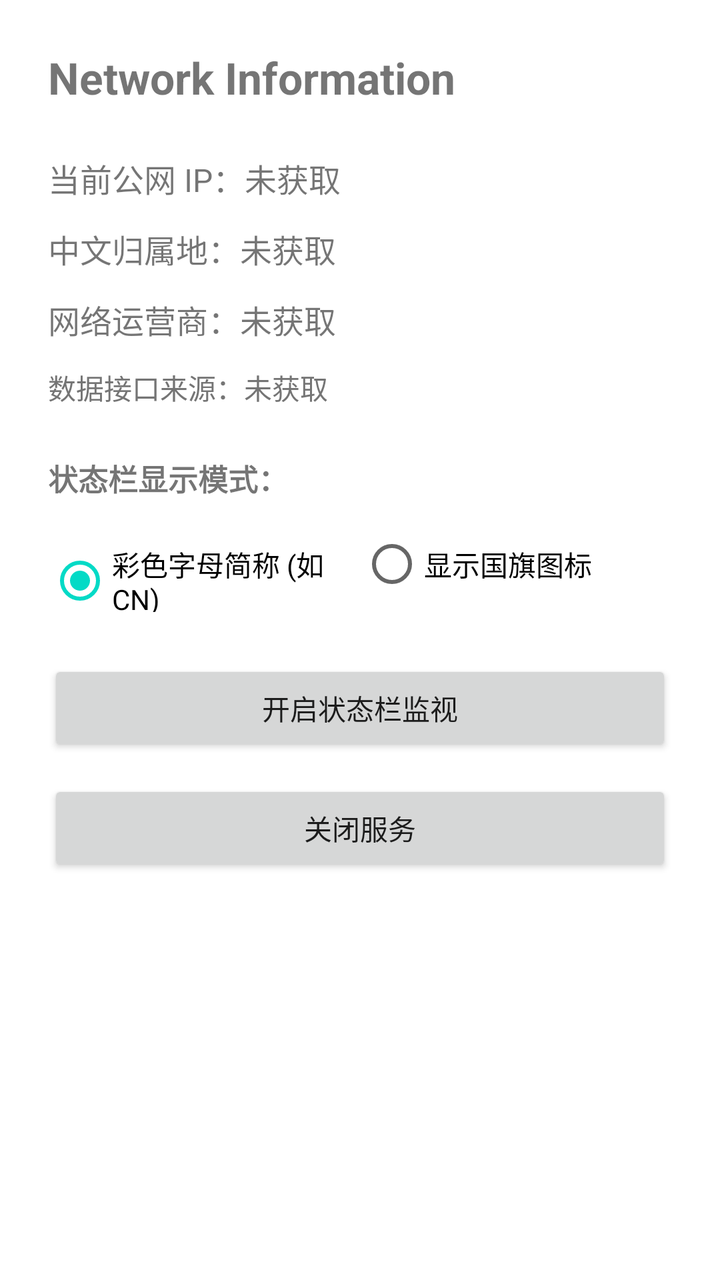
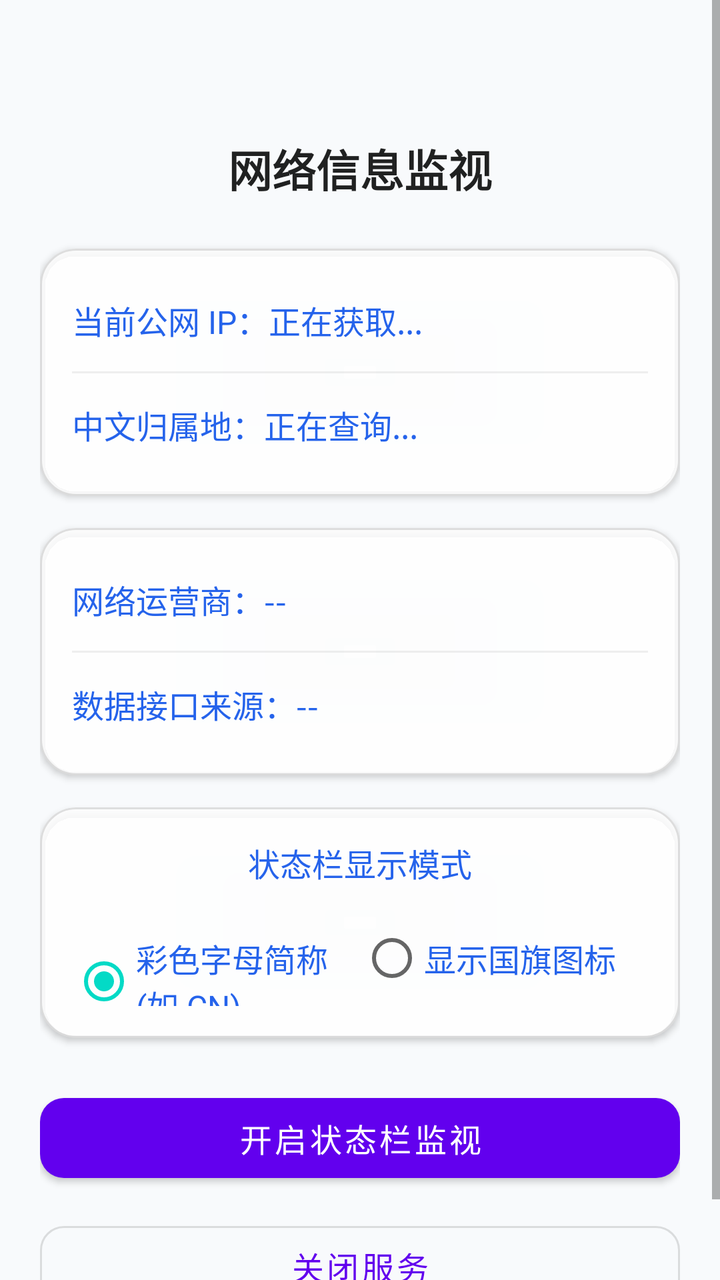

Two renders of the same Android screen: before a commit and after it. Below are the layout's source before the change and the commit's diff.
<!-- AndroidManifest.xml: application theme Theme.MaterialComponents.DayNight.NoActionBar -->
<!-- res/layout/activity_main.xml -->
<?xml version="1.0" encoding="utf-8"?>
<LinearLayout xmlns:android="http://schemas.android.com/apk/res/android"
    android:layout_width="match_parent"
    android:layout_height="match_parent"
    android:orientation="vertical"
    android:padding="24dp">

    <TextView
        android:layout_width="wrap_content"
        android:layout_height="wrap_content"
        android:text="Network Information"
        android:textSize="22sp"
        android:textStyle="bold"
        android:layout_marginBottom="24dp"/>

    <TextView
        android:id="@+id/tvIp"
        android:layout_width="wrap_content"
        android:layout_height="wrap_content"
        android:text="当前公网 IP：未获取"
        android:textSize="16sp"
        android:layout_marginBottom="12dp"/>

    <TextView
        android:id="@+id/tvLocation"
        android:layout_width="wrap_content"
        android:layout_height="wrap_content"
        android:text="中文归属地：未获取"
        android:textSize="16sp"
        android:layout_marginBottom="12dp"/>

    <TextView
        android:id="@+id/tvIsp"
        android:layout_width="wrap_content"
        android:layout_height="wrap_content"
        android:text="网络运营商：未获取"
        android:textSize="16sp"
        android:layout_marginBottom="12dp"/>

    <TextView
        android:id="@+id/tvApiSource"
        android:layout_width="wrap_content"
        android:layout_height="wrap_content"
        android:text="数据接口来源：未获取"
        android:textSize="14sp"
        android:textColor="#757575"
        android:layout_marginBottom="24dp"/>

    
    <TextView
        android:layout_width="wrap_content"
        android:layout_height="wrap_content"
        android:text="状态栏显示模式："
        android:textSize="15sp"
        android:textStyle="bold"
        android:layout_marginBottom="8dp"/>

    <RadioGroup
        android:id="@+id/rgIconMode"
        android:layout_width="match_parent"
        android:layout_height="wrap_content"
        android:orientation="horizontal"
        android:layout_marginBottom="24dp">

        <RadioButton
            android:id="@+id/rbText"
            android:layout_width="0dp"
            android:layout_height="wrap_content"
            android:layout_weight="1"
            android:text="彩色字母简称 (如 CN)"
            android:checked="true"/>

        <RadioButton
            android:id="@+id/rbFlag"
            android:layout_width="0dp"
            android:layout_height="wrap_content"
            android:layout_weight="1"
            android:text="显示国旗图标"/>
    </RadioGroup>

    <Button
        android:id="@+id/btnStart"
        android:layout_width="match_parent"
        android:layout_height="wrap_content"
        android:text="开启状态栏监视" />

    <Button
        android:id="@+id/btnStop"
        android:layout_width="match_parent"
        android:layout_height="wrap_content"
        android:text="关闭服务"
        android:layout_marginTop="12dp" />

</LinearLayout>
<!-- resources referenced by this layout -->
<resources>

</resources>

<!-- the commit's change to res/layout/activity_main.xml (unified diff, before → after) -->
@@ -1,94 +1,211 @@
 <?xml version="1.0" encoding="utf-8"?>
-<LinearLayout xmlns:android="http://schemas.android.com/apk/res/android"
+<ScrollView xmlns:android="http://schemas.android.com/apk/res/android"
+    xmlns:app="http://schemas.android.com/apk/res-auto"
+    xmlns:tools="http://schemas.android.com/tools"
     android:layout_width="match_parent"
     android:layout_height="match_parent"
-    android:orientation="vertical"
-    android:padding="24dp">
-
-    <TextView
-        android:layout_width="wrap_content"
-        android:layout_height="wrap_content"
-        android:text="Network Information"
-        android:textSize="22sp"
-        android:textStyle="bold"
-        android:layout_marginBottom="24dp"/>
-
-    <TextView
-        android:id="@+id/tvIp"
-        android:layout_width="wrap_content"
-        android:layout_height="wrap_content"
-        android:text="当前公网 IP：未获取"
-        android:textSize="16sp"
-        android:layout_marginBottom="12dp"/>
-
-    <TextView
-        android:id="@+id/tvLocation"
-        android:layout_width="wrap_content"
-        android:layout_height="wrap_content"
-        android:text="中文归属地：未获取"
-        android:textSize="16sp"
-        android:layout_marginBottom="12dp"/>
-
-    <TextView
-        android:id="@+id/tvIsp"
-        android:layout_width="wrap_content"
-        android:layout_height="wrap_content"
-        android:text="网络运营商：未获取"
-        android:textSize="16sp"
-        android:layout_marginBottom="12dp"/>
-
-    <TextView
-        android:id="@+id/tvApiSource"
-        android:layout_width="wrap_content"
-        android:layout_height="wrap_content"
-        android:text="数据接口来源：未获取"
-        android:textSize="14sp"
-        android:textColor="#757575"
-        android:layout_marginBottom="24dp"/>
-
-    
-    <TextView
-        android:layout_width="wrap_content"
-        android:layout_height="wrap_content"
-        android:text="状态栏显示模式："
-        android:textSize="15sp"
-        android:textStyle="bold"
-        android:layout_marginBottom="8dp"/>
-
-    <RadioGroup
-        android:id="@+id/rgIconMode"
+    android:fillViewport="true"
+    android:background="#F8FAFC"
+    tools:context=".MainActivity">
+
+    <LinearLayout
         android:layout_width="match_parent"
         android:layout_height="wrap_content"
-        android:orientation="horizontal"
-        android:layout_marginBottom="24dp">
-
-        <RadioButton
-            android:id="@+id/rbText"
-            android:layout_width="0dp"
-            android:layout_height="wrap_content"
-            android:layout_weight="1"
-            android:text="彩色字母简称 (如 CN)"
-            android:checked="true"/>
-
-        <RadioButton
-            android:id="@+id/rbFlag"
-            android:layout_width="0dp"
-            android:layout_height="wrap_content"
-            android:layout_weight="1"
-            android:text="显示国旗图标"/>
-    </RadioGroup>
-
-    <Button
-        android:id="@+id/btnStart"
-        android:layout_width="match_parent"
-        android:layout_height="wrap_content"
-        android:text="开启状态栏监视" />
-
-    <Button
-        android:id="@+id/btnStop"
-        android:layout_width="match_parent"
-        android:layout_height="wrap_content"
-        android:text="关闭服务"
-        android:layout_marginTop="12dp" />
-
-</LinearLayout>
+        android:orientation="vertical"
+        android:paddingHorizontal="20dp"
+        android:paddingBottom="24dp">
+
+        
+        <TextView
+            android:layout_width="match_parent"
+            android:layout_height="wrap_content"
+            android:layout_marginTop="68dp"
+            android:layout_marginBottom="24dp"
+            android:gravity="center"
+            android:text="网络信息监视"
+            android:textColor="?android:attr/textColorPrimary"
+            android:textSize="22sp"
+            android:textStyle="bold" />
+
+        
+        <com.google.android.material.card.MaterialCardView
+            android:layout_width="match_parent"
+            android:layout_height="wrap_content"
+            android:layout_marginBottom="16dp"
+            app:cardBackgroundColor="#D9FFFFFF"
+            app:cardCornerRadius="18dp"
+            app:cardElevation="2dp"
+            app:strokeWidth="1dp"
+            app:strokeColor="#1F000000">
+
+            <LinearLayout
+                android:layout_width="match_parent"
+                android:layout_height="wrap_content"
+                android:orientation="vertical"
+                android:padding="16dp">
+
+                
+                <TextView
+                    android:id="@+id/tvIp"
+                    android:layout_width="match_parent"
+                    android:layout_height="wrap_content"
+                    android:paddingVertical="8dp"
+                    android:gravity="start|center_vertical"
+                    android:text="当前公网 IP：正在获取..."
+                    android:textColor="#2563EB"
+                    android:textSize="16sp"
+                    android:textStyle="normal" />
+
+                <View
+                    android:layout_width="match_parent"
+                    android:layout_height="1dp"
+                    android:layout_marginVertical="6dp"
+                    android:background="#10000000" />
+
+                
+                <TextView
+                    android:id="@+id/tvLocation"
+                    android:layout_width="match_parent"
+                    android:layout_height="wrap_content"
+                    android:paddingVertical="8dp"
+                    android:gravity="start|center_vertical"
+                    android:text="中文归属地：正在查询..."
+                    android:textColor="#2563EB"
+                    android:textSize="16sp"
+                    android:textStyle="normal" />
+
+            </LinearLayout>
+        </com.google.android.material.card.MaterialCardView>
+
+        
+        <com.google.android.material.card.MaterialCardView
+            android:layout_width="match_parent"
+            android:layout_height="wrap_content"
+            android:layout_marginBottom="16dp"
+            app:cardBackgroundColor="#D9FFFFFF"
+            app:cardCornerRadius="18dp"
+            app:cardElevation="2dp"
+            app:strokeWidth="1dp"
+            app:strokeColor="#1F000000">
+
+            <LinearLayout
+                android:layout_width="match_parent"
+                android:layout_height="wrap_content"
+                android:orientation="vertical"
+                android:padding="16dp">
+
+                
+                <TextView
+                    android:id="@+id/tvIsp"
+                    android:layout_width="match_parent"
+                    android:layout_height="wrap_content"
+                    android:paddingVertical="8dp"
+                    android:gravity="start|center_vertical"
+                    android:text="网络运营商：--"
+                    android:textColor="#2563EB"
+                    android:textSize="16sp"
+                    android:textStyle="normal" />
+
+                <View
+                    android:layout_width="match_parent"
+                    android:layout_height="1dp"
+                    android:layout_marginVertical="6dp"
+                    android:background="#10000000" />
+
+                
+                <TextView
+                    android:id="@+id/tvApiSource"
+                    android:layout_width="match_parent"
+                    android:layout_height="wrap_content"
+                    android:paddingVertical="8dp"
+                    android:gravity="start|center_vertical"
+                    android:text="数据接口来源：--"
+                    android:textColor="#2563EB"
+                    android:textSize="16sp"
+                    android:textStyle="normal" />
+
+            </LinearLayout>
+        </com.google.android.material.card.MaterialCardView>
+
+        
+        <com.google.android.material.card.MaterialCardView
+            android:layout_width="match_parent"
+            android:layout_height="wrap_content"
+            android:layout_marginBottom="24dp"
+            app:cardBackgroundColor="#D9FFFFFF"
+            app:cardCornerRadius="18dp"
+            app:cardElevation="2dp"
+            app:strokeWidth="1dp"
+            app:strokeColor="#1F000000">
+
+            <LinearLayout
+                android:layout_width="match_parent"
+                android:layout_height="wrap_content"
+                android:orientation="vertical"
+                android:padding="16dp">
+
+                
+                <TextView
+                    android:layout_width="match_parent"
+                    android:layout_height="wrap_content"
+                    android:layout_marginBottom="12dp"
+                    android:gravity="center"
+                    android:text="状态栏显示模式"
+                    android:textColor="#2563EB"
+                    android:textSize="16sp"
+                    android:textStyle="normal" />
+
+                <RadioGroup
+                    android:id="@+id/rgIconMode"
+                    android:layout_width="match_parent"
+                    android:layout_height="wrap_content"
+                    android:orientation="horizontal">
+
+                    <RadioButton
+                        android:id="@+id/rbText"
+                        android:layout_width="0dp"
+                        android:layout_height="wrap_content"
+                        android:layout_weight="1"
+                        android:checked="true"
+                        android:minHeight="48dp"
+                        android:text="彩色字母简称 (如 CN)"
+                        android:textColor="#2563EB"
+                        android:textSize="16sp"
+                        android:textStyle="normal" />
+
+                    <RadioButton
+                        android:id="@+id/rbFlag"
+                        android:layout_width="0dp"
+                        android:layout_height="wrap_content"
+                        android:layout_weight="1"
+                        android:minHeight="48dp"
+                        android:text="显示国旗图标"
+                        android:textColor="#2563EB"
+                        android:textSize="16sp"
+                        android:textStyle="normal" />
+                </RadioGroup>
+
+            </LinearLayout>
+        </com.google.android.material.card.MaterialCardView>
+
+        
+        <com.google.android.material.button.MaterialButton
+            android:id="@+id/btnStart"
+            android:layout_width="match_parent"
+            android:layout_height="52dp"
+            android:text="开启状态栏监视"
+            android:textSize="16sp"
+            app:cornerRadius="12dp" />
+
+        <com.google.android.material.button.MaterialButton
+            android:id="@+id/btnStop"
+            style="@style/Widget.MaterialComponents.Button.OutlinedButton"
+            android:layout_width="match_parent"
+            android:layout_height="52dp"
+            android:layout_marginTop="12dp"
+            android:text="关闭服务"
+            android:textSize="16sp"
+            app:cornerRadius="12dp" />
+
+    </LinearLayout>
+</ScrollView>
